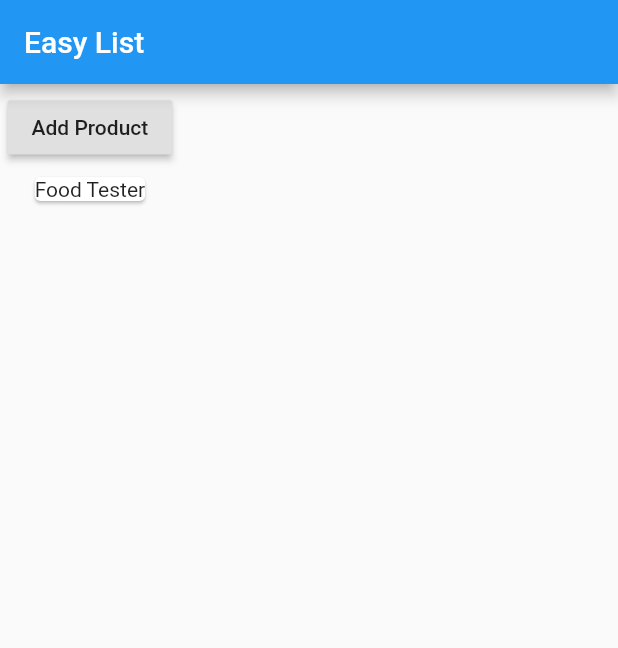
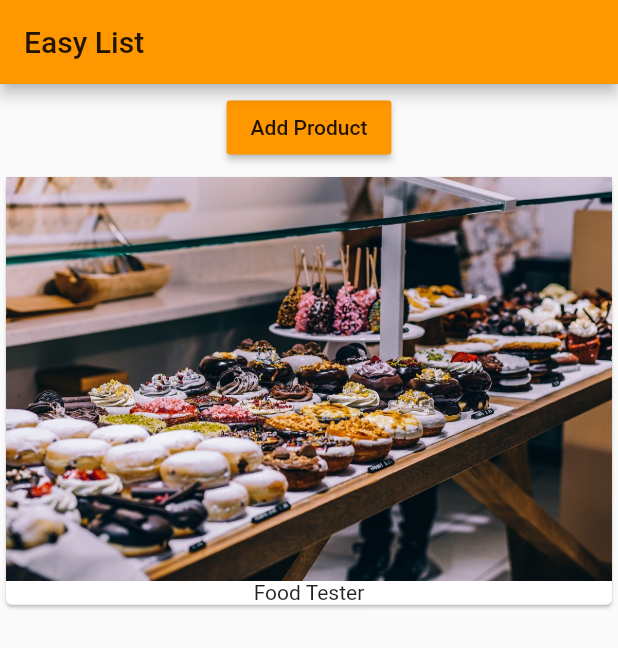
Before and after one commit to akshaypalshikar/first_flutter, a Flutter app: the screen it shows after launch, on a phone screen of 412 x 824 dp. Shown: the top 648 px of the screen. Run offline on Flutter 3.47's test engine with Material 2 defaults, Android fonts, the phone set to English and light mode, and no system bars.

Commit message:
theme added

```diff
--- a/lib/main.dart
+++ b/lib/main.dart
@@ -7,6 +7,10 @@ class MyApp extends StatelessWidget {
   @override
   Widget build(BuildContext context) {
     return MaterialApp(
+      theme: ThemeData(
+          brightness: Brightness.light,
+          primarySwatch: Colors.orange,
+          accentColor: Colors.purple),
       home: Scaffold(
         appBar: AppBar(
           title: Text('Easy List'),
--- a/lib/product_manager.dart
+++ b/lib/product_manager.dart
@@ -39,6 +39,7 @@ class _ProductManagerState extends State<ProductManager> {
         Container(
           margin: EdgeInsets.all(5.0),
           child: RaisedButton(
+            color: Theme.of(context).primaryColor,
             child: Text('Add Product'),
             onPressed: () {
               setState(() {
--- a/lib/products.dart
+++ b/lib/products.dart
@@ -16,7 +16,7 @@ class Products extends StatelessWidget {
             (element) => Card(
                   child: Column(
                     children: <Widget>[
-                      //Image.asset('assets/food.jpg'),
+                      Image.asset('assets/food.jpg'),
                       Text(element),
                     ],
                   ),
```
